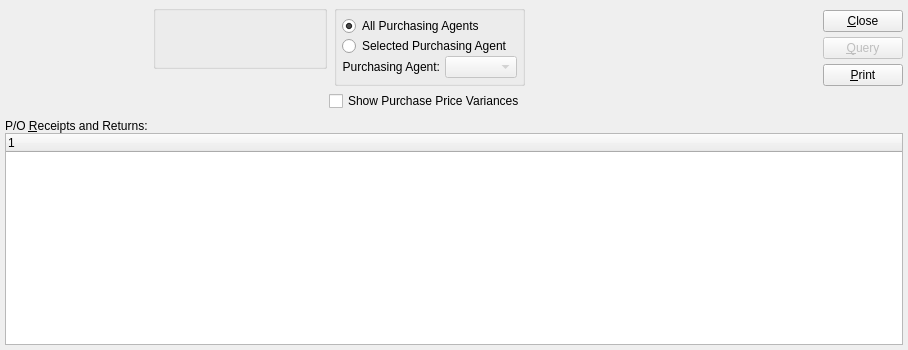
Qt form xtuple/trunk/guiclient/dspPoItemReceivingsByItem.ui (WooodHead/xtuple) before a commit.
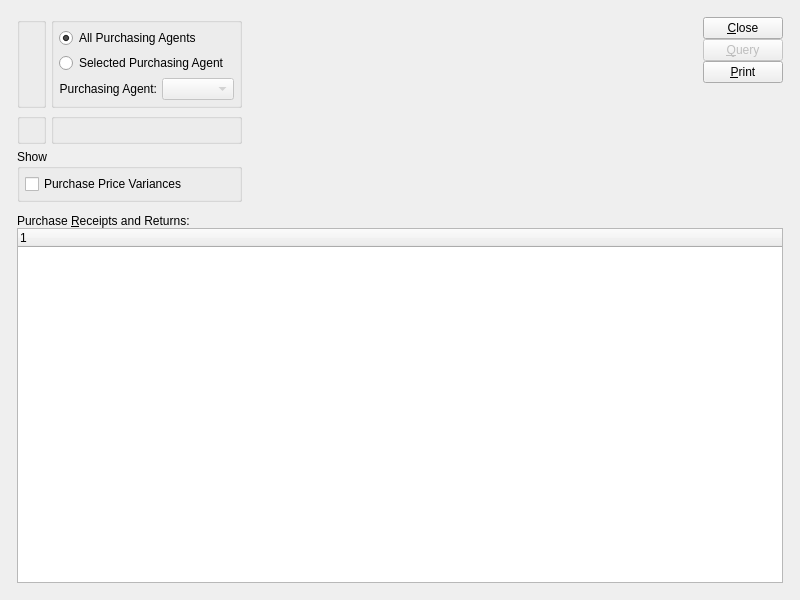
The same form after that commit. Custom widgets are drawn as their Qt base class.

```diff
--- a/xtuple/trunk/guiclient/dspPoItemReceivingsByItem.ui
+++ b/xtuple/trunk/guiclient/dspPoItemReceivingsByItem.ui
@@ -13,131 +13,40 @@
    <rect>
     <x>0</x>
     <y>0</y>
-    <width>908</width>
-    <height>350</height>
+    <width>800</width>
+    <height>600</height>
    </rect>
   </property>
   <property name="windowTitle" >
    <string>Receipts and Returns by Item</string>
   </property>
-   <layout class="QVBoxLayout" >
-    <item>
-     <layout class="QHBoxLayout" >
+  <layout class="QGridLayout" name="gridLayout_8" >
+   <item row="0" column="0" >
+    <layout class="QGridLayout" name="gridLayout_7" >
       <property name="margin" >
-       <number>0</number>
+      <number>12</number>
       </property>
       <property name="spacing" >
-       <number>7</number>
-      </property>
+      <number>12</number>
+     </property>
+     <item row="0" column="0" >
+      <layout class="QHBoxLayout" name="horizontalLayout" >
       <item>
-       <layout class="QVBoxLayout" >
-        <property name="margin" >
-         <number>0</number>
-        </property>
-        <property name="spacing" >
-         <number>5</number>
-        </property>
-        <item>
+        <layout class="QGridLayout" name="gridLayout_6" >
+         <item row="0" column="0" >
+          <widget class="QGroupBox" name="_itemGroup" >
+           <property name="title" >
+            <string/>
+           </property>
+           <layout class="QGridLayout" name="gridLayout_3" >
+            <item row="0" column="0" >
          <widget class="ItemCluster" name="_item" />
         </item>
-        <item>
-         <layout class="QHBoxLayout" >
-          <property name="margin" >
-           <number>0</number>
-          </property>
-          <property name="spacing" >
-           <number>0</number>
-          </property>
-          <item>
-           <widget class="DateCluster" name="_dates" />
-          </item>
-          <item>
-           <spacer>
-            <property name="orientation" >
-             <enum>Qt::Horizontal</enum>
-            </property>
-            <property name="sizeType" >
-             <enum>QSizePolicy::Preferred</enum>
-            </property>
-            <property name="sizeHint" >
-             <size>
-              <width>141</width>
-              <height>20</height>
-             </size>
-            </property>
-           </spacer>
-          </item>
-         </layout>
-        </item>
-       </layout>
-      </item>
-      <item>
-       <layout class="QVBoxLayout" >
-        <property name="margin" >
-         <number>0</number>
-        </property>
-        <property name="spacing" >
-         <number>0</number>
-        </property>
-        <item>
-         <layout class="QVBoxLayout" >
-          <property name="margin" >
-           <number>0</number>
-          </property>
-          <property name="spacing" >
-           <number>5</number>
-          </property>
-          <item>
-           <layout class="QHBoxLayout" >
-            <property name="margin" >
-             <number>0</number>
-            </property>
-            <property name="spacing" >
-             <number>7</number>
-            </property>
-            <item>
-             <layout class="QVBoxLayout" >
-              <property name="margin" >
-               <number>0</number>
-              </property>
-              <property name="spacing" >
-               <number>0</number>
-              </property>
-              <item>
-               <widget class="WarehouseGroup" name="_warehouse" >
-                <property name="title" >
-                 <string/>
-                </property>
-               </widget>
-              </item>
-              <item>
-               <spacer>
-                <property name="orientation" >
-                 <enum>Qt::Vertical</enum>
-                </property>
-                <property name="sizeType" >
-                 <enum>QSizePolicy::Preferred</enum>
-                </property>
-                <property name="sizeHint" >
-                 <size>
-                  <width>16</width>
-                  <height>17</height>
-                 </size>
-                </property>
-               </spacer>
-              </item>
-             </layout>
-            </item>
-            <item>
+           </layout>
+          </widget>
+         </item>
+         <item row="0" column="1" >
              <widget class="QGroupBox" name="_agentGroup" >
-              <property name="sizePolicy" >
-               <sizepolicy>
-                <hsizetype>5</hsizetype>
-                <vsizetype>0</vsizetype>
-                <horstretch>0</horstretch>
-                <verstretch>0</verstretch>
-               </sizepolicy>
-              </property>
               <property name="minimumSize" >
                <size>
                 <width>0</width>
@@ -147,14 +56,8 @@
               <property name="title" >
                <string/>
               </property>
-              <layout class="QVBoxLayout" >
-               <property name="margin" >
-                <number>5</number>
-               </property>
-               <property name="spacing" >
-                <number>0</number>
-               </property>
-               <item>
+           <layout class="QGridLayout" name="gridLayout_5" >
+            <item row="0" column="0" >
                 <widget class="QRadioButton" name="_allPurchasingAgents" >
                  <property name="text" >
                   <string>All Purchasing Agents</string>
@@ -164,18 +67,15 @@
                  </property>
                 </widget>
                </item>
-               <item>
+            <item row="1" column="0" >
                 <widget class="QRadioButton" name="_selectedPurchasingAgent" >
                  <property name="text" >
                   <string>Selected Purchasing Agent</string>
                  </property>
                 </widget>
                </item>
-               <item>
+            <item row="2" column="0" >
                 <layout class="QHBoxLayout" >
-                 <property name="margin" >
-                  <number>0</number>
-                 </property>
                  <property name="spacing" >
                   <number>5</number>
                  </property>
@@ -201,80 +101,54 @@
               </layout>
              </widget>
             </item>
+         <item row="1" column="0" >
+          <widget class="WarehouseGroup" name="_warehouse" >
+           <property name="title" >
+            <string/>
+           </property>
+           <property name="fixedSize" >
+            <bool>false</bool>
+           </property>
+          </widget>
+         </item>
+         <item row="1" column="1" >
+          <widget class="QGroupBox" name="_dateGroup" >
+           <property name="title" >
+            <string/>
+           </property>
+           <layout class="QGridLayout" name="gridLayout_2" >
+            <item row="0" column="0" >
+             <widget class="DateCluster" name="_dates" />
+            </item>
            </layout>
-          </item>
-          <item>
-           <layout class="QHBoxLayout" >
-            <property name="margin" >
-             <number>0</number>
-            </property>
-            <property name="spacing" >
-             <number>0</number>
-            </property>
-            <item>
-             <spacer>
-              <property name="orientation" >
-               <enum>Qt::Horizontal</enum>
-              </property>
-              <property name="sizeType" >
-               <enum>QSizePolicy::Expanding</enum>
-              </property>
-              <property name="sizeHint" >
-               <size>
-                <width>71</width>
-                <height>10</height>
-               </size>
-              </property>
-             </spacer>
-            </item>
-            <item>
+          </widget>
+         </item>
+         <item row="2" column="0" colspan="2" >
+          <widget class="QGroupBox" name="_showGroup" >
+           <property name="title" >
+            <string>Show</string>
+           </property>
+           <layout class="QGridLayout" name="gridLayout_4" >
+            <item row="0" column="0" >
              <widget class="XCheckBox" name="_showVariances" >
               <property name="text" >
-               <string>Show Purchase Price Variances</string>
+               <string>Purchase Price Variances</string>
               </property>
              </widget>
             </item>
            </layout>
+          </widget>
           </item>
          </layout>
         </item>
         <item>
-         <spacer>
-          <property name="orientation" >
-           <enum>Qt::Vertical</enum>
-          </property>
-          <property name="sizeType" >
-           <enum>QSizePolicy::Preferred</enum>
-          </property>
-          <property name="sizeHint" >
-           <size>
-            <width>20</width>
-            <height>3</height>
-           </size>
-          </property>
-         </spacer>
-        </item>
-       </layout>
-      </item>
-      <item>
-       <layout class="QHBoxLayout" >
-        <property name="margin" >
-         <number>0</number>
-        </property>
-        <property name="spacing" >
-         <number>0</number>
-        </property>
-        <item>
-         <spacer>
+        <spacer name="horizontalSpacer" >
           <property name="orientation" >
            <enum>Qt::Horizontal</enum>
           </property>
-          <property name="sizeType" >
-           <enum>QSizePolicy::Expanding</enum>
-          </property>
-          <property name="sizeHint" >
+         <property name="sizeHint" stdset="0" >
            <size>
-            <width>16</width>
+           <width>40</width>
             <height>20</height>
            </size>
           </property>
@@ -282,19 +156,13 @@
         </item>
         <item>
          <layout class="QVBoxLayout" >
-          <property name="margin" >
-           <number>0</number>
-          </property>
           <property name="spacing" >
            <number>0</number>
           </property>
           <item>
            <layout class="QVBoxLayout" >
-            <property name="margin" >
-             <number>0</number>
-            </property>
             <property name="spacing" >
-             <number>5</number>
+            <number>0</number>
             </property>
             <item>
              <widget class="QPushButton" name="_close" >
@@ -334,9 +202,9 @@
              <enum>Qt::Vertical</enum>
             </property>
             <property name="sizeType" >
-             <enum>QSizePolicy::Preferred</enum>
-            </property>
-            <property name="sizeHint" >
+            <enum>QSizePolicy::Expanding</enum>
+           </property>
+           <property name="sizeHint" stdset="0" >
              <size>
               <width>10</width>
               <height>23</height>
@@ -348,20 +216,33 @@
         </item>
        </layout>
       </item>
-     </layout>
-    </item>
-    <item>
-     <layout class="QVBoxLayout" >
+     <item row="1" column="0" >
+      <widget class="QFrame" name="_frame" >
+       <property name="sizePolicy" >
+        <sizepolicy vsizetype="Expanding" hsizetype="Preferred" >
+         <horstretch>0</horstretch>
+         <verstretch>1</verstretch>
+        </sizepolicy>
+       </property>
+       <property name="frameShape" >
+        <enum>QFrame::NoFrame</enum>
+       </property>
+       <property name="frameShadow" >
+        <enum>QFrame::Raised</enum>
+       </property>
+       <layout class="QGridLayout" name="gridLayout" >
       <property name="margin" >
        <number>0</number>
       </property>
+        <item row="0" column="0" >
+         <layout class="QVBoxLayout" >
       <property name="spacing" >
        <number>0</number>
       </property>
       <item>
        <widget class="QLabel" name="_porecvLit" >
         <property name="text" >
-         <string>P/O &amp;Receipts and Returns:</string>
+             <string>Purchase &amp;Receipts and Returns:</string>
         </property>
         <property name="alignment" >
          <set>Qt::AlignVCenter</set>
@@ -378,34 +259,39 @@
     </item>
    </layout>
  </widget>
+     </item>
+    </layout>
+   </item>
+  </layout>
+ </widget>
  <layoutdefault spacing="5" margin="5" />
  <pixmapfunction>qPixmapFromMimeSource</pixmapfunction>
  <customwidgets>
-  <customwidget>
-   <class>ItemCluster</class>
-   <extends>QWidget</extends>
-   <header>itemcluster.h</header>
-  </customwidget>
   <customwidget>
    <class>DateCluster</class>
    <extends>QWidget</extends>
    <header>datecluster.h</header>
   </customwidget>
   <customwidget>
-   <class>XComboBox</class>
-   <extends>QComboBox</extends>
-   <header>xcombobox.h</header>
-  </customwidget>
-  <customwidget>
-   <class>XCheckBox</class>
-   <extends>QCheckBox</extends>
-   <header>xcheckbox.h</header>
+   <class>ItemCluster</class>
+   <extends>QWidget</extends>
+   <header>itemcluster.h</header>
   </customwidget>
   <customwidget>
    <class>WarehouseGroup</class>
    <extends>QGroupBox</extends>
    <header>warehousegroup.h</header>
   </customwidget>
+  <customwidget>
+   <class>XCheckBox</class>
+   <extends>QCheckBox</extends>
+   <header>xcheckbox.h</header>
+  </customwidget>
+  <customwidget>
+   <class>XComboBox</class>
+   <extends>QComboBox</extends>
+   <header>xcombobox.h</header>
+  </customwidget>
   <customwidget>
    <class>XTreeWidget</class>
    <extends>QTreeWidget</extends>
```
Left out of the diff: 1 changed line with no effect on the pictures. Lines whose indentation alone changed are shown as unchanged.
